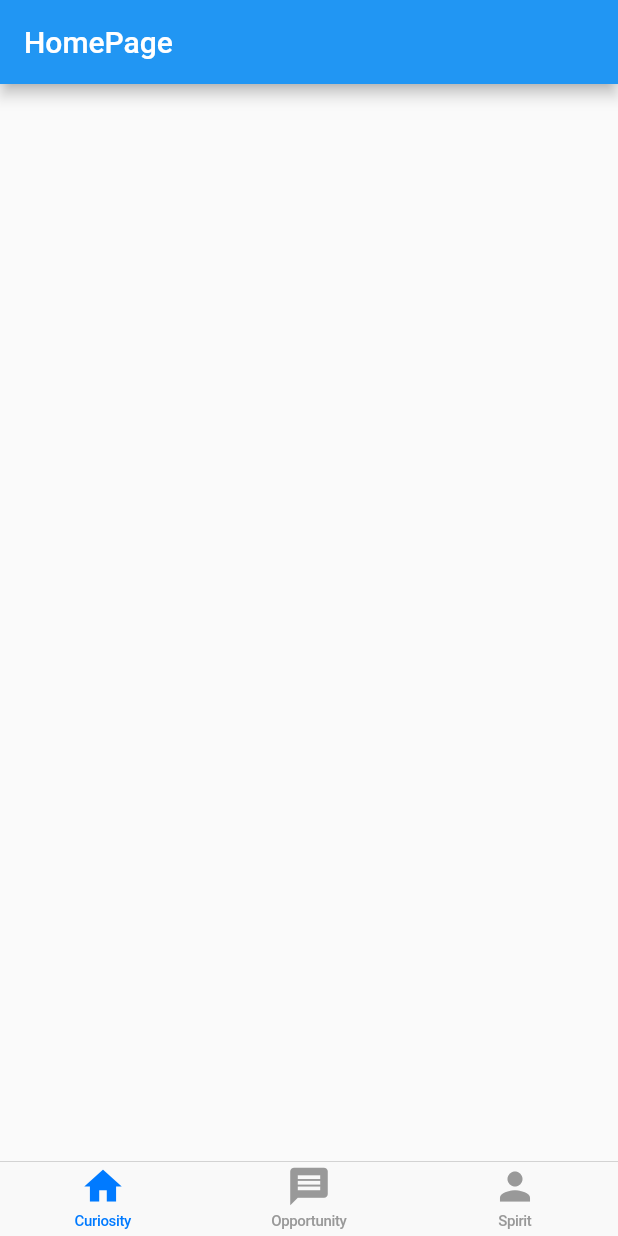
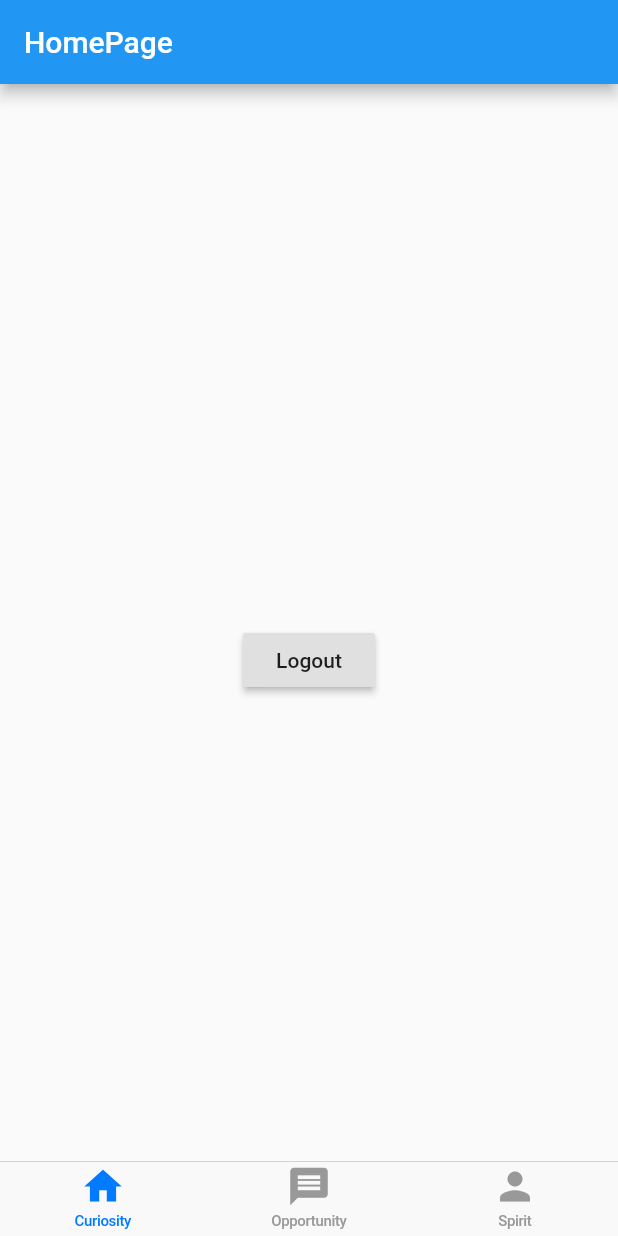
Before and after one commit to melisaozturk/Flutter-Firebase-API-Demo, a Flutter app: the screen it shows once a user with an empty profile is signed in, on a phone screen of 412 x 824 dp. Run offline on Flutter 3.47's test engine with Material 2 defaults, Android fonts, the phone set to English and light mode, and no system bars; our stand-ins replace firebase_auth, firebase_core; missing offline and left inert: flutter_facebook_auth; accounts and stored records are empty; network calls fail.

Commit message:
homePage refactor

```diff
--- a/lib/Screen/HomePage.dart
+++ b/lib/Screen/HomePage.dart
@@ -12,16 +12,16 @@ class HomePage extends StatefulWidget {
 }
 
 class _HomePageState extends State<HomePage> {
-
   List<Photo> photoArray = new List<Photo>();
 
   void getPhotos() async {
-    Response res = await get("https://api.nasa.gov/mars-photos/api/v1/rovers/curiosity/photos?sol=1000&page=2&api_key=r85lmJmv5IJHyXatxt9big3KnbKA4lv7oN3P57vz");
+    Response res = await get(
+        "https://api.nasa.gov/mars-photos/api/v1/rovers/curiosity/photos?sol=1000&page=2&api_key=r85lmJmv5IJHyXatxt9big3KnbKA4lv7oN3P57vz");
 
     var data = await jsonDecode(res.body);
 
     setState(() {
-    for (var i= 0; i < data.lenght; i++) {
+      for (var i = 0; i < data.lenght; i++) {
         Photo photo = new Photo();
         photo.rover.name = data[i]['rover']['name'];
         photo.img_src = data[i]['img_src'];
@@ -36,21 +36,22 @@ class _HomePageState extends State<HomePage> {
     super.initState();
     getPhotos();
   }
+
   @override
   Widget build(BuildContext context) {
     return MyTopBar(
       text: "HomePage",
       uniqueHeroTag: 'tab1',
-      child: Container(
-        child: ListView(
-            /*child: RaisedButton(
+      child: Center(
+       // children: [
+         child: RaisedButton(
             onPressed: () async {
               await FirebaseAuth.instance.signOut();
               await FacebookAuth.instance.logOut();
             },
-          child: Text('Logout'),
-        )*/
-        ),
+            child: Text("Logout"),
+          )
+       // ],
       ),
     );
   }
--- a/lib/Screen/SignInPage.dart
+++ b/lib/Screen/SignInPage.dart
@@ -146,7 +146,7 @@ class _SignInState extends State<SignIn> {
                     color: Colors.lightGreen,
                   ),
 
-                  /// if not sign up
+                  /// sign up
                   CupertinoButton(
                     onPressed: () async {
                       Navigator.push(
```
Lines whose indentation alone changed are shown as unchanged.
